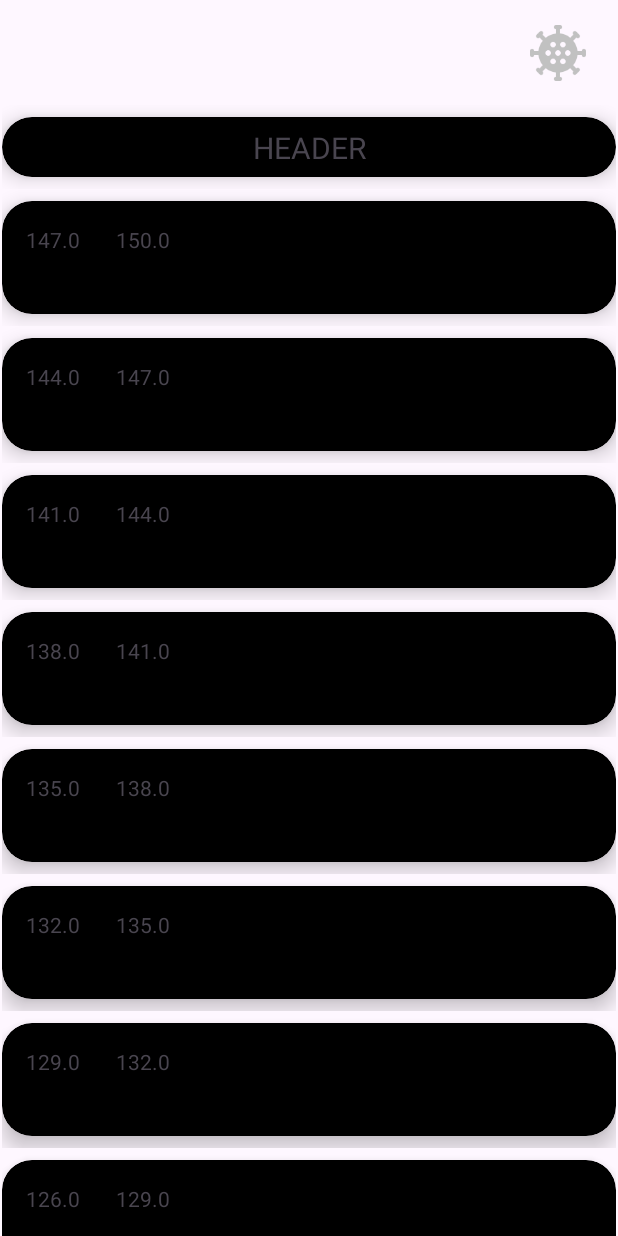
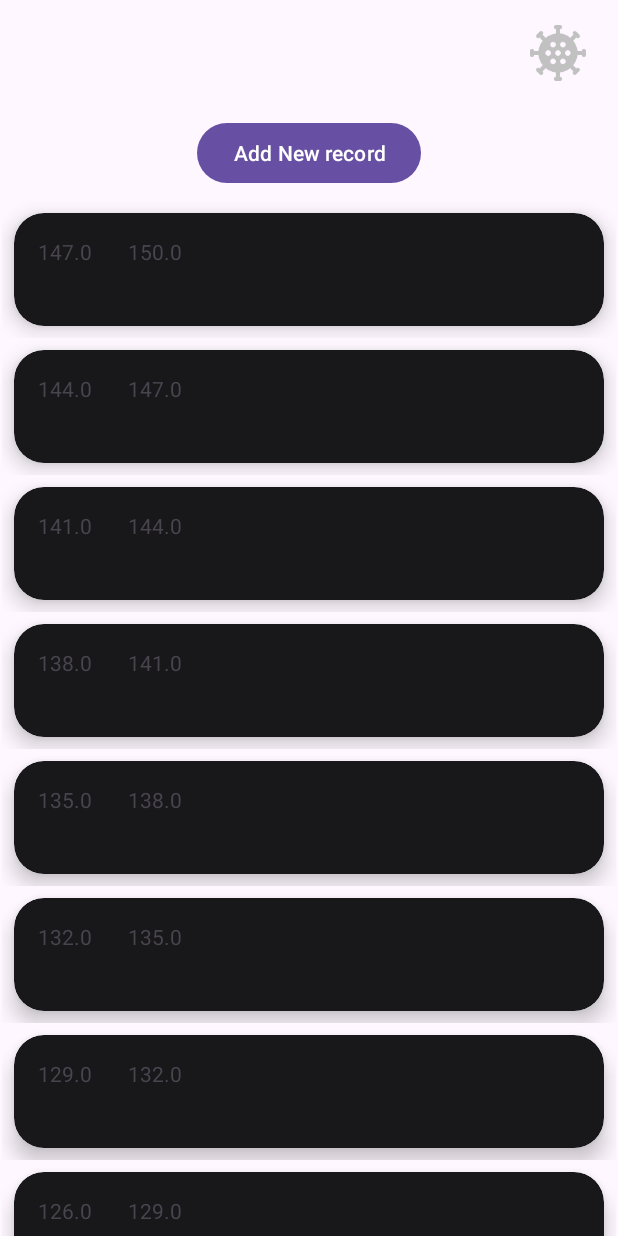
Before and after one commit to Cezary-Androsiuk/fuel-calculator, an Android app: the screen it shows after launch (MainActivity), on a phone screen of 412 x 824 dp. Run offline under Robolectric (Android 15) with nearby library versions, the phone set to English and light mode, and no system bars.

Commit message:
implemented confirm erasing application data, updated header in records list, created dialog box for adding new record (no valid icons) and working on adding records functionality

```diff
--- a/app/src/main/java/com/androsiukcezary/fuelcalculator/FuelRecordRecyclerViewAdapter.java
+++ b/app/src/main/java/com/androsiukcezary/fuelcalculator/FuelRecordRecyclerViewAdapter.java
@@ -1,10 +1,12 @@
 package com.androsiukcezary.fuelcalculator;
 
 import android.annotation.SuppressLint;
+import android.app.Dialog;
 import android.content.Context;
 import android.view.LayoutInflater;
 import android.view.View;
 import android.view.ViewGroup;
+import android.widget.Button;
 import android.widget.TextView;
 
 import androidx.annotation.NonNull;
@@ -40,6 +42,11 @@ public class FuelRecordRecyclerViewAdapter
         LayoutInflater inflater = LayoutInflater.from(m_context);
         if (viewType == TYPE_HEADER) {
             View headerView = inflater.inflate(R.layout.fuel_record_header_row, parent, false);
+
+            Button addNewRecordButton = headerView.findViewById(R.id.addNewRecordButton);
+            MainActivity mainActivity = (MainActivity) m_context;
+            addNewRecordButton.setOnClickListener(v -> mainActivity.addNewRecord());
+
             return new HeaderViewHolder(headerView);
         } else {
             View view = inflater.inflate(R.layout.fuel_record_row, parent, false);
--- a/app/src/main/java/com/androsiukcezary/fuelcalculator/InitAppActivity.java
+++ b/app/src/main/java/com/androsiukcezary/fuelcalculator/InitAppActivity.java
@@ -32,6 +32,8 @@ public class InitAppActivity extends AppCompatActivity {
         public EditText dateEditText;
         public ImageButton dateSelectButton;
     }
+
+    static final boolean m_disableActivityForDebug = true;
 
     EditText m_initialPLNValueEditText;
     EditText m_currentFuelAmountEditText;
@@ -99,10 +101,12 @@ public class InitAppActivity extends AppCompatActivity {
         ///  connect onClick function with save button
         m_saveInitDataButton.setOnClickListener(v -> this.onSaveInitDataButtonClicked());
 
-
-        m_initialPLNValueEditText.setText("0.0"); /// DEBUG
-        m_currentFuelAmountEditText.setText("0.0"); /// DEBUG
-        m_saveInitDataButton.callOnClick(); /// DEBUG
+        if(m_disableActivityForDebug)
+        {
+            m_initialPLNValueEditText.setText("0.0"); /// DEBUG
+            m_currentFuelAmountEditText.setText("0.0"); /// DEBUG
+            m_saveInitDataButton.callOnClick(); /// DEBUG
+        }
 
         m_activityInitialized = true;
     }
--- /dev/null
+++ b/app/src/main/res/drawable/dialog_box_background.xml
@@ -0,0 +1,5 @@
+<?xml version="1.0" encoding="utf-8"?>
+<shape android:shape="rectangle" xmlns:android="http://schemas.android.com/apk/res/android">
+    <corners android:radius="20dp"/>
+    <solid android:color="#121015"/>
+</shape>
--- a/app/src/main/res/layout/fuel_record_header_row.xml
+++ b/app/src/main/res/layout/fuel_record_header_row.xml
@@ -7,15 +7,16 @@
 
     <androidx.cardview.widget.CardView
         android:id="@+id/cardView"
-        android:layout_width="409dp"
+        android:layout_width="match_parent"
         android:layout_height="wrap_content"
         android:layout_marginStart="8dp"
         android:layout_marginTop="8dp"
         android:layout_marginEnd="8dp"
         android:layout_marginBottom="8dp"
-        app:cardBackgroundColor="@android:color/background_dark"
+        app:cardBackgroundColor="@android:color/transparent"
+        android:outlineSpotShadowColor="@android:color/transparent"
+        android:outlineAmbientShadowColor="@android:color/transparent"
         app:cardCornerRadius="20dp"
-        app:cardElevation="8dp"
         app:layout_constraintBottom_toBottomOf="parent"
         app:layout_constraintEnd_toEndOf="parent"
         app:layout_constraintStart_toStartOf="parent"
@@ -25,23 +26,27 @@
             android:layout_width="match_parent"
             android:layout_height="match_parent">
 
-            <TextView
-                android:id="@+id/textView"
+            <Button
+                android:id="@+id/addNewRecordButton"
                 android:layout_width="wrap_content"
                 android:layout_height="wrap_content"
-                android:text="HEADER"
-                android:textSize="20sp"
                 app:layout_constraintBottom_toBottomOf="parent"
                 app:layout_constraintEnd_toEndOf="parent"
-                app:layout_constraintStart_toStartOf="@+id/view"
-                app:layout_constraintTop_toTopOf="parent" />
+                app:layout_constraintStart_toStartOf="parent"
+                app:layout_constraintTop_toTopOf="parent"
+                android:text="Add New record"/>
 
-            <View
-                android:id="@+id/view"
-                android:layout_width="wrap_content"
-                android:layout_height="40dp"
-                app:layout_constraintBottom_toBottomOf="parent"
-                app:layout_constraintTop_toBottomOf="@+id/fromFuelTextView" />
+<!--            <TextView-->
+<!--                android:id="@+id/textView"-->
+<!--                android:layout_width="wrap_content"-->
+<!--                android:layout_height="wrap_content"-->
+<!--                android:text="HEADER"-->
+<!--                android:textSize="20sp"-->
+<!--                app:layout_constraintBottom_toBottomOf="parent"-->
+<!--                app:layout_constraintEnd_toEndOf="parent"-->
+<!--                app:layout_constraintStart_toStartOf="parent"-->
+<!--                app:layout_constraintTop_toTopOf="parent" />-->
+
 
         </androidx.constraintlayout.widget.ConstraintLayout>
     </androidx.cardview.widget.CardView>
--- a/app/src/main/res/layout/fuel_record_row.xml
+++ b/app/src/main/res/layout/fuel_record_row.xml
@@ -7,7 +7,7 @@
 
     <androidx.cardview.widget.CardView
         android:id="@+id/cardView"
-        android:layout_width="409dp"
+        android:layout_width="match_parent"
         android:layout_height="wrap_content"
         app:layout_constraintBottom_toBottomOf="parent"
         app:layout_constraintEnd_toEndOf="parent"
@@ -17,7 +17,7 @@
         android:layout_marginTop="8dp"
         android:layout_marginEnd="8dp"
         android:layout_marginBottom="8dp"
-        app:cardBackgroundColor="@android:color/background_dark"
+        app:cardBackgroundColor="#18181B"
         app:cardCornerRadius="20dp"
         app:cardElevation="8dp">
 
```
Also changed, not shown: app/src/main/java/com/androsiukcezary/fuelcalculator/MainActivity.java (+102 -24 lines), app/src/main/java/com/androsiukcezary/fuelcalculator/SettingsActivity.java (+34 -1 lines), app/src/main/res/layout/add_new_record_dialog_box.xml (added, +73 -0 lines), app/src/main/res/layout/confirm_erase_application_data_dialog_box.xml (added, +69 -0 lines).
